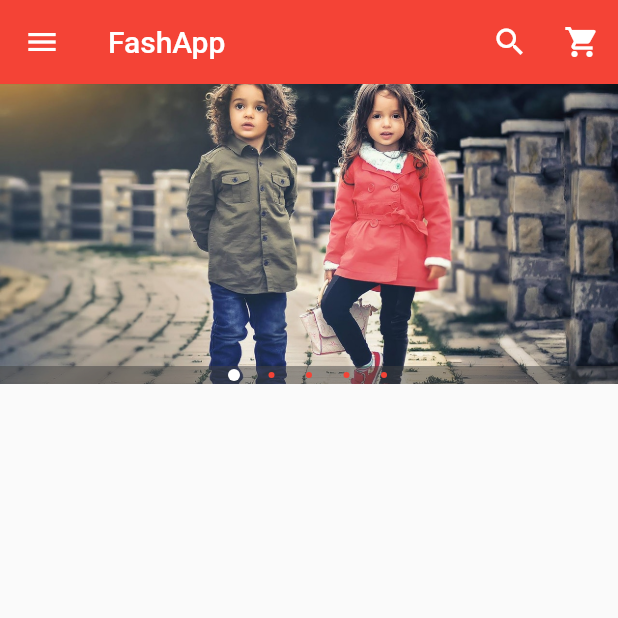
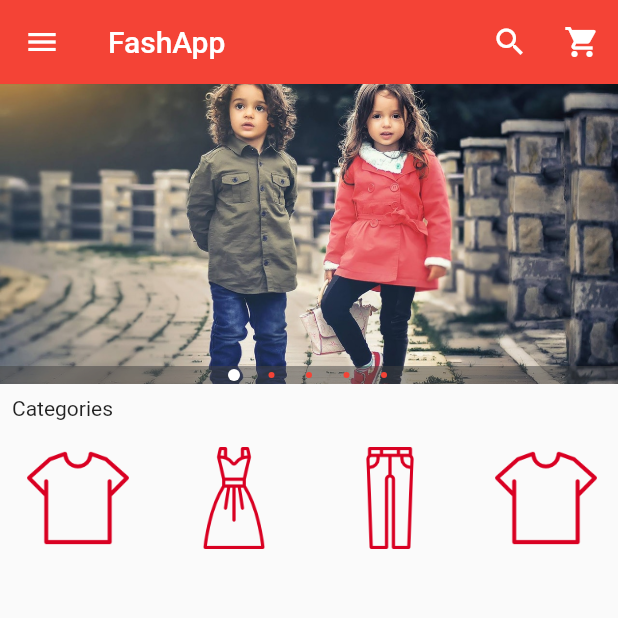
Before and after one commit to Arshad-97/flutter-ECommerce-FashApp, a Flutter app: the screen it shows after launch, on a phone screen of 412 x 824 dp, the top half of it. Run offline on Flutter 3.47's test engine with Material 2 defaults, Android fonts, the phone set to English and light mode, and no system bars; drawn by our look-alikes of carousel_pro.

```diff
--- /dev/null
+++ b/lib/components/horizontal_listview.dart
@@ -0,0 +1,64 @@
+import 'package:flutter/material.dart';
+
+class HorizontalList extends StatelessWidget {
+  @override
+  Widget build(BuildContext context) {
+    return Container(
+      height: 80.0,
+      child: ListView(
+        scrollDirection: Axis.horizontal,
+        children: <Widget>[
+          Category(
+            image_location:'images/cats/tshirt.png',
+            image_caption: 'shirt',
+          ),
+
+          Category(
+            image_location:'images/cats/dress.png',
+            image_caption: 'dress',
+          ),
+
+          Category(
+            image_location:'images/cats/jeans.png',
+            image_caption: 'pants',
+          ),
+
+          Category(
+            image_location:'images/cats/tshirt.png',
+            image_caption: 'shirt',
+          ),
+        ],
+      )
+    );
+  }
+}
+
+class Category extends StatelessWidget{
+  final String image_location;
+  final String image_caption;
+
+  Category({
+    this.image_location,
+    this.image_caption
+});
+
+  @override
+  Widget build(BuildContext context){
+    return Padding(padding: const EdgeInsets.all(2.0),
+    child: InkWell(onTap: (){},
+    child: Container(
+      width: 100.0,
+        child: ListTile(
+        title: Image.asset(image_location,
+        width: 100.0,
+        height: 80.0,
+        ),
+        subtitle: Container(
+          alignment: Alignment.topCenter,
+          child: Text(image_caption, style: new TextStyle(fontSize: 12.0),),
+        ),
+      ),
+    ),
+    ),);
+  }
+}
--- a/lib/main.dart
+++ b/lib/main.dart
@@ -1,5 +1,8 @@
 import 'package:flutter/material.dart';
 import 'package:carousel_pro/carousel_pro.dart';
+
+//Own my imports
+import 'package:flutter_ecom/components/horizontal_listview.dart';
 
 void main() {
   runApp(
@@ -120,8 +123,17 @@ class _HomePageState extends State<HomePage>{
 
       body: new ListView(
         children: <Widget>[
-          image_carousel
-        ]
+          //image carousel begins
+          image_carousel,
+
+          //padding widget
+          new Padding(padding: const EdgeInsets.all(8.0),
+          child: new Text('Categories'),),
+
+          //Horizonal list view here
+          HorizontalList(),
+
+        ],
       ),
     );
   }
```
Also changed, not shown: pubspec.yaml (+9 -0 lines).
